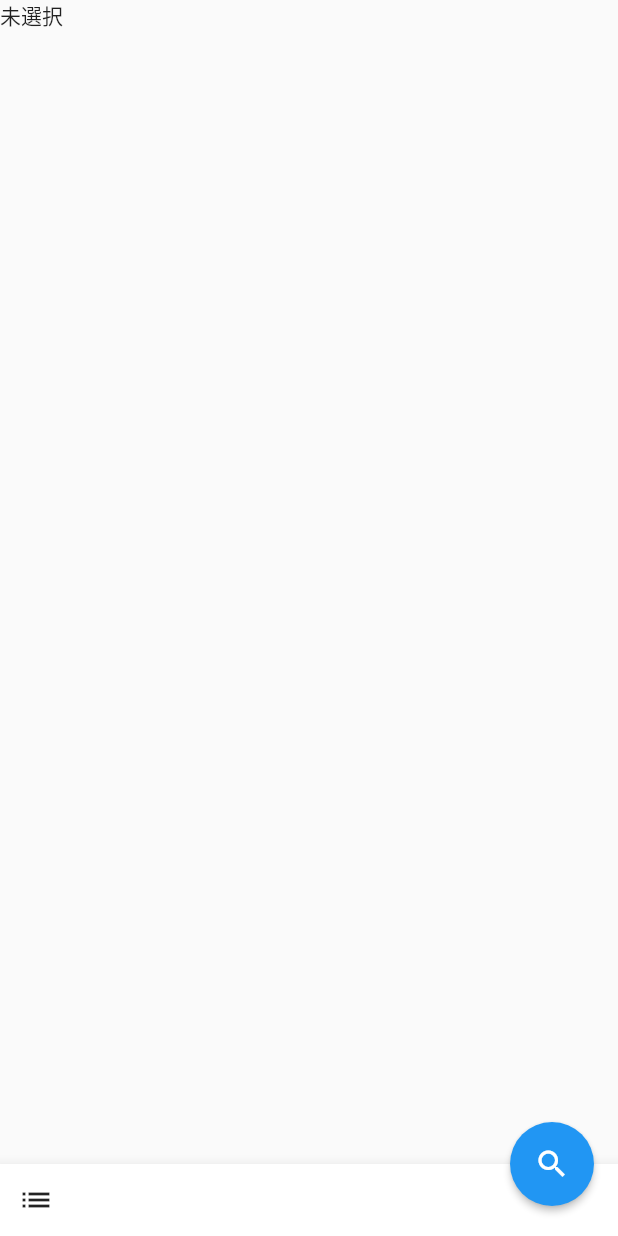
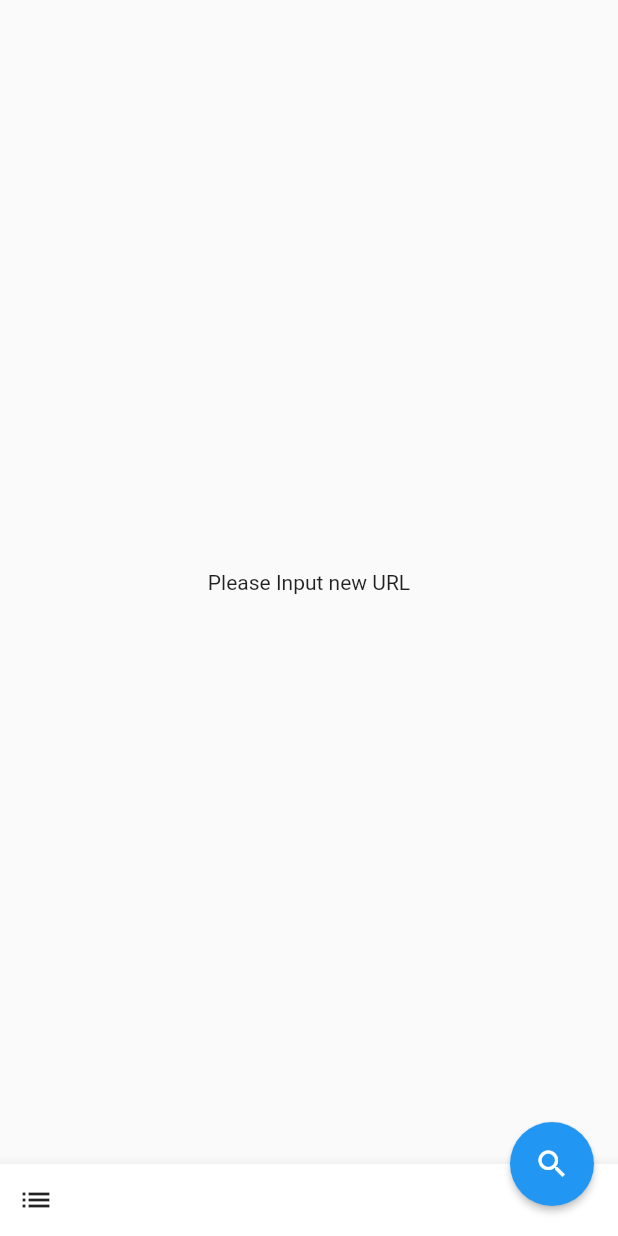
Before and after one commit to koji-1009/q_mark_reader, a Flutter app: the screen it shows after launch, on a phone screen of 412 x 824 dp. Run offline on Flutter 3.47's test engine with Material 2 defaults, Android fonts, the phone set to English and light mode, and no system bars; our stand-ins replace rxdart; generated files the repository leaves out were written again.

Commit message:
Show BookmarkWidget when get data from http.get

```diff
--- a/lib/main.dart
+++ b/lib/main.dart
@@ -1,6 +1,7 @@
 import 'package:flutter/material.dart';
 import 'package:q_mark_reader/bloc/HatenaBookmarkBloc.dart';
 import 'package:q_mark_reader/entity/UrlBookmark.dart';
+import 'package:q_mark_reader/parts/BookmarkWidget.dart';
 import 'package:q_mark_reader/parts/UrlBottomSheet.dart';
 
 void main() => runApp(App(bloc: HatenaBookmarkBloc()));
@@ -35,12 +36,34 @@ class HomePage extends StatelessWidget {
   Widget build(BuildContext context) {
     return Scaffold(
         body: SafeArea(
+            child: Center(
           child: StreamBuilder<BookmarkResponse>(
-              stream: bloc.response,
-              initialData: null,
-              builder: (context, snapShot) =>
-                  Text(snapShot.hasData ? snapShot.data.count.toString() : "未選択")),
-        ),
+            stream: bloc.response,
+            initialData: null,
+            builder: (context, snapshot) {
+              if (snapshot.hasError) {
+                return const Text("Sorry, somthing wrong!");
+              }
+
+              switch (snapshot.connectionState) {
+                case ConnectionState.none:
+                case ConnectionState.waiting:
+                  return const Text("Please Input new URL");
+                  break;
+                case ConnectionState.active:
+                  if (snapshot.hasData) {
+                    return BookmarkWidget(response: snapshot.data);
+                  } else {
+                    return const CircularProgressIndicator();
+                  }
+                  break;
+                case ConnectionState.done:
+                default:
+                  return const CircularProgressIndicator();
+              }
+            },
+          ),
+        )),
         floatingActionButtonLocation: FloatingActionButtonLocation.endDocked,
         floatingActionButton: FloatingActionButton(
           onPressed: () async {
--- /dev/null
+++ b/lib/parts/BookmarkWidget.dart
@@ -0,0 +1,17 @@
+import 'package:flutter/material.dart';
+import 'package:q_mark_reader/entity/UrlBookmark.dart';
+
+class BookmarkWidget extends StatelessWidget {
+  final BookmarkResponse response;
+
+  BookmarkWidget({this.response});
+
+  @override
+  Widget build(BuildContext context) {
+    return Column(
+      children: <Widget>[
+        Image.network(response.screenshot),
+      ],
+    );
+  }
+}
```
